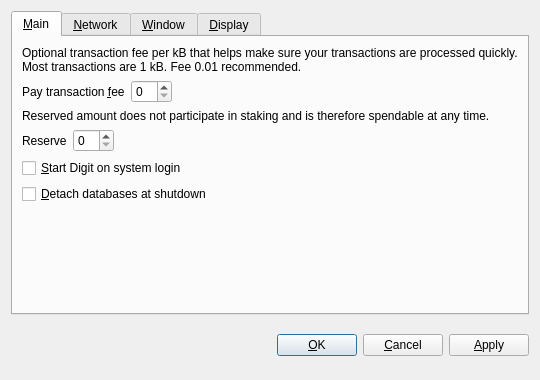
Before: the Qt Designer form src/qt/forms/optionsdialog.ui in DigitSF/Digit, drawn with Qt 5.
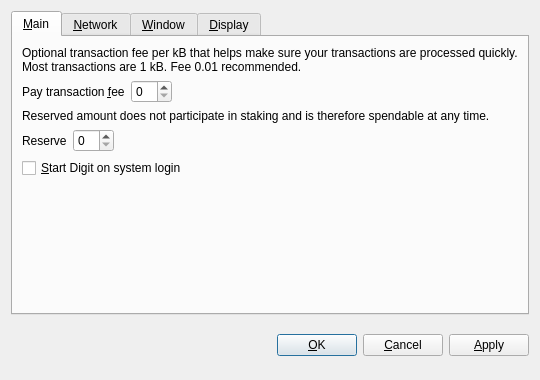
After: the same form once the commit is applied. Custom widgets are drawn as their Qt base class.

Commit message: Remove -detachdb and stop's detach argument.

What changed in the file:
```diff
--- a/src/qt/forms/optionsdialog.ui
+++ b/src/qt/forms/optionsdialog.ui
@@ -132,16 +132,6 @@
          </property>
         </widget>
        </item>
-       <item>
-        <widget class="QCheckBox" name="detachDatabases">
-         <property name="toolTip">
-          <string>Detach block and address databases at shutdown. This means they can be moved to another data directory, but it slows down shutdown. The wallet is always detached.</string>
-         </property>
-         <property name="text">
-          <string>&amp;Detach databases at shutdown</string>
-         </property>
-        </widget>
-       </item>
        <item>
         <spacer name="verticalSpacer_Main">
          <property name="orientation">
```
The commit also changes 7 other files.
